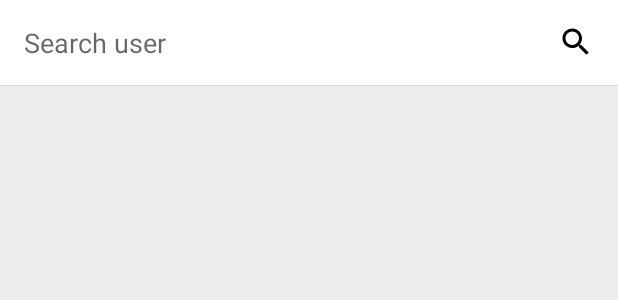
After one commit to odoo-mobile-intern/odoo-work, an Android app: the layout activity_select_members.xml on its own in the app's theme, with its tools: preview values and no code run, on a phone screen of 412 x 824 dp. The commit adds this screen. Shown: the top 300 px of the screen. Run offline under Robolectric (Android 15) with nearby library versions, the phone set to English and light mode, and no system bars.

Commit message:
[ADD] Select Member activity

```diff
--- a/app/src/main/AndroidManifest.xml
+++ b/app/src/main/AndroidManifest.xml
@@ -41,7 +41,9 @@
             android:name=".WizardNewTeam"
             android:theme="@style/AppTheme.ActionBar" />
         <activity
-            android:name=".TeamAddMembers"
+            android:name=".WizardAddTeamMembers"
             android:theme="@style/AppTheme.ActionBar" />
+        <activity android:name=".SelectMembers"/>
     </application>
+
 </manifest>
--- a/app/src/main/java/com/odoo/work/WizardNewTeam.java
+++ b/app/src/main/java/com/odoo/work/WizardNewTeam.java
@@ -16,17 +16,15 @@ import com.odoo.work.core.support.OdooActivity;
 public class WizardNewTeam extends OdooActivity implements View.OnClickListener {
 
     private Odoo odoo;
-    private OUser mUser;
     private EditText editTeamName;
 
     @Override
     protected void onCreate(Bundle savedInstanceState) {
         super.onCreate(savedInstanceState);
         setContentView(R.layout.activity_team_name);
-        mUser = OUser.current(this);
 
         try {
-            odoo = Odoo.createWithUser(this, mUser);
+            odoo = Odoo.createWithUser(this, OUser.current(this));
         } catch (OdooVersionException e) {
             e.printStackTrace();
         }
@@ -43,7 +41,7 @@ public class WizardNewTeam extends OdooActivity implements View.OnClickListener
             odoo.createRecord("project.teams", values, new OdooResponse() {
                 @Override
                 public void onResponse(OdooResult response) {
-                    startActivity(new Intent(WizardNewTeam.this, TeamAddMembers.class));
+                    startActivity(new Intent(WizardNewTeam.this, WizardAddTeamMembers.class));
                     finish();
                 }
             });
--- /dev/null
+++ b/app/src/main/res/drawable/ic_search_black.xml
@@ -0,0 +1,9 @@
+<vector xmlns:android="http://schemas.android.com/apk/res/android"
+        android:width="24dp"
+        android:height="24dp"
+        android:viewportWidth="24.0"
+        android:viewportHeight="24.0">
+    <path
+        android:fillColor="#FF000000"
+        android:pathData="M15.5,14h-0.79l-0.28,-0.27C15.41,12.59 16,11.11 16,9.5 16,5.91 13.09,3 9.5,3S3,5.91 3,9.5 5.91,16 9.5,16c1.61,0 3.09,-0.59 4.23,-1.57l0.27,0.28v0.79l5,4.99L20.49,19l-4.99,-5zM9.5,14C7.01,14 5,11.99 5,9.5S7.01,5 9.5,5 14,7.01 14,9.5 11.99,14 9.5,14z"/>
+</vector>
--- /dev/null
+++ b/app/src/main/res/layout/activity_select_members.xml
@@ -0,0 +1,57 @@
+<?xml version="1.0" encoding="utf-8"?>
+<LinearLayout xmlns:android="http://schemas.android.com/apk/res/android"
+    xmlns:tools="http://schemas.android.com/tools"
+    android:id="@+id/activity_select_members"
+    android:layout_width="match_parent"
+    android:layout_height="match_parent"
+    android:background="#ddebebeb"
+    android:orientation="vertical"
+    tools:context="com.odoo.work.SelectMembers">
+
+    <LinearLayout
+        android:layout_width="match_parent"
+        android:layout_height="wrap_content"
+        android:background="@color/colorWhite"
+        android:gravity="center"
+        android:orientation="horizontal"
+        android:paddingRight="@dimen/default_16dp">
+
+        <EditText
+            android:id="@+id/editAddTeamMember"
+            android:layout_width="0dp"
+            android:layout_height="wrap_content"
+            android:layout_weight="1"
+            android:background="@android:color/transparent"
+            android:hint="@string/label_search_member"
+            android:padding="@dimen/default_16dp" />
+
+        <ImageView
+            android:id="@+id/image_search"
+            android:layout_width="wrap_content"
+            android:layout_height="wrap_content"
+            android:src="@drawable/ic_search_black" />
+    </LinearLayout>
+
+    <View
+        android:layout_width="match_parent"
+        android:layout_height="0.5dp"
+        android:background="#d7d7d7" />
+
+    <ListView
+        android:id="@+id/list_team_members"
+        android:layout_width="match_parent"
+        android:layout_height="0dp"
+        android:layout_weight="1" />
+
+    <TextView
+        android:id="@+id/textEmpty"
+        android:layout_width="wrap_content"
+        android:layout_height="wrap_content"
+        android:layout_gravity="center"
+        android:layout_marginTop="24dp"
+        android:text="No Records Found"
+        android:textColor="#66000000"
+        android:textSize="24sp"
+        android:visibility="gone" />
+
+</LinearLayout>
--- a/app/src/main/res/values/strings.xml
+++ b/app/src/main/res/values/strings.xml
@@ -20,4 +20,5 @@
     <string name="person_or_email">Person or email to collaborate with</string>
     <string name="hint_team_name">My Team</string>
     <string name="label_continue">Continue</string>
+    <string name="label_search_member">Search user</string>
 </resources>
```
Also changed, not shown: app/src/main/java/com/odoo/work/SelectMembers.java (added, +73 -0 lines), app/src/main/java/com/odoo/work/WizardAddTeamMembers.java (renamed from app/src/main/java/com/odoo/work/TeamAddMembers.java, +10 -1 lines), app/src/main/res/layout/activity_team_add_members.xml (+2 -5 lines).
